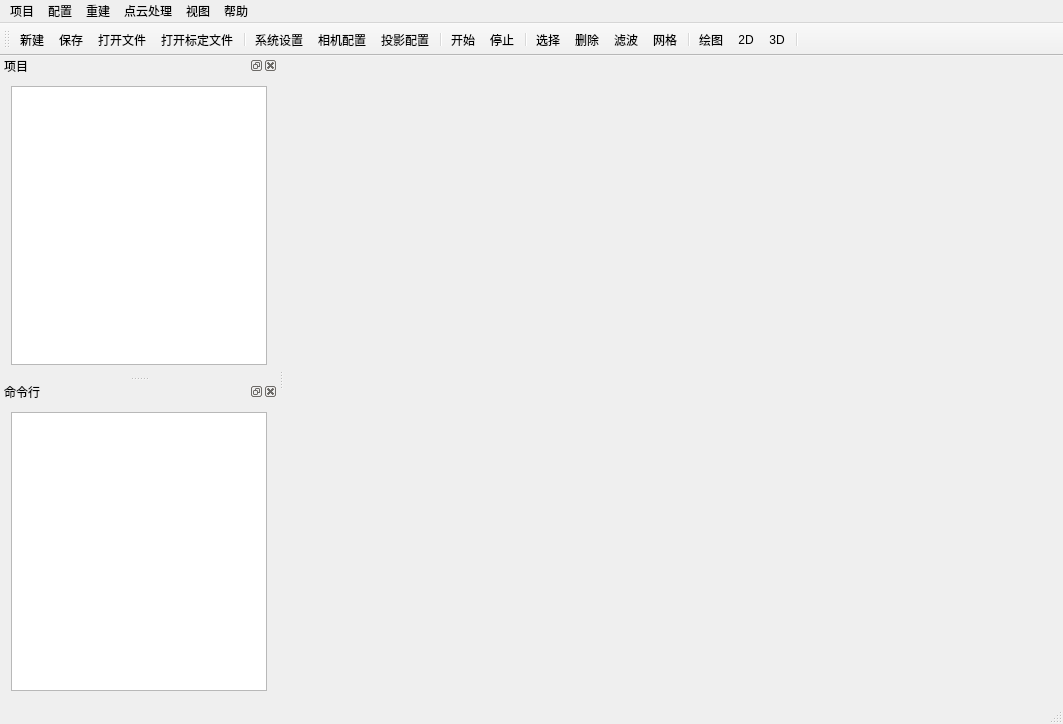
The window that StructScan/StructScan.ui (fangliang11/StructLightScan) describes before a commit, drawn with Qt 5.
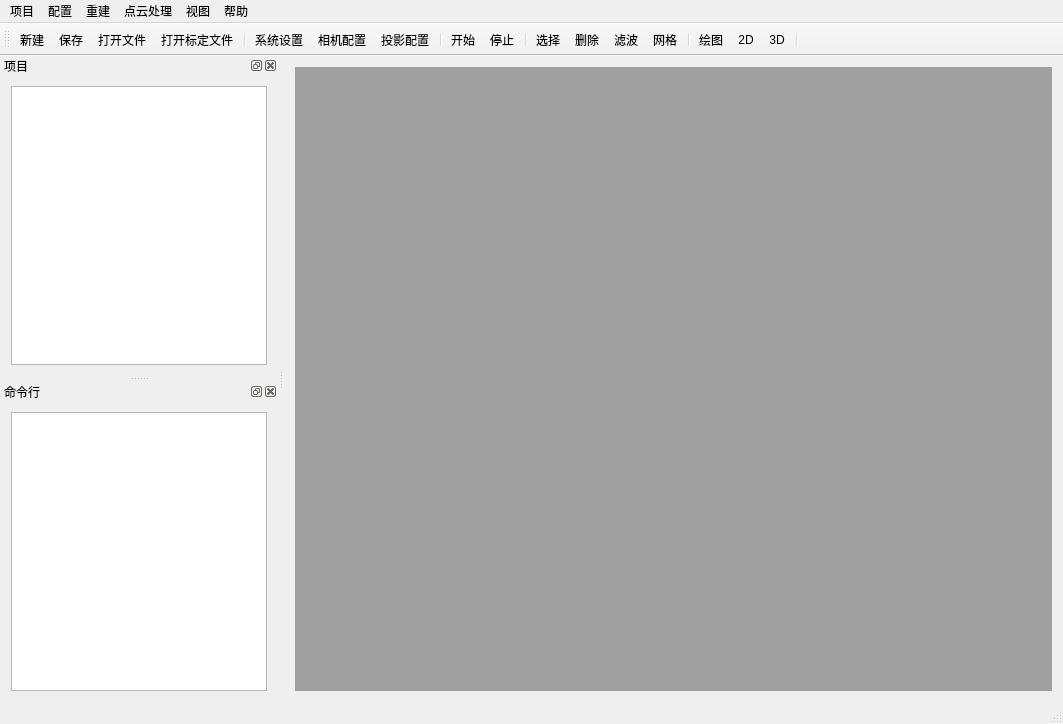
The same window after the commit. Icons and pictures are not drawn.

Commit message: 修改UI，控件随窗口最大化

```diff
--- a/StructScan/StructScan.ui
+++ b/StructScan/StructScan.ui
@@ -20,6 +20,11 @@
    <property name="styleSheet">
     <string notr="true"/>
    </property>
+   <layout class="QGridLayout" name="gridLayout">
+    <item row="0" column="0">
+     <widget class="QMdiArea" name="mdiArea"/>
+    </item>
+   </layout>
   </widget>
   <widget class="QMenuBar" name="menuBar">
    <property name="geometry">
```
The commit also changes 6 other files.
